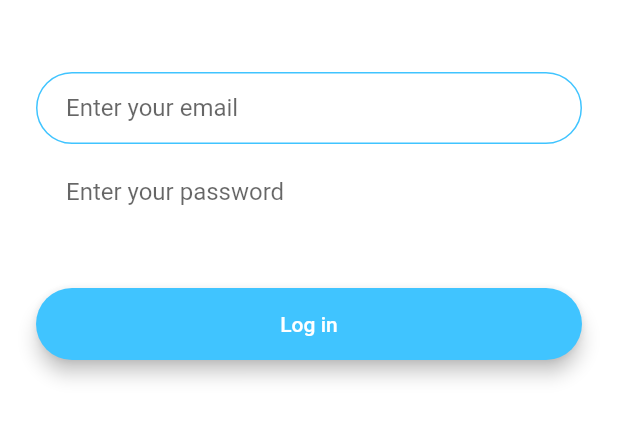
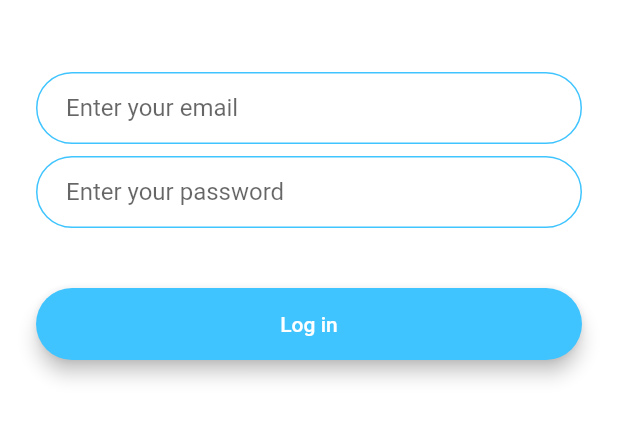
Before and after one commit to khramovw/flutter_appbrewery, a Flutter app: the screen it shows after launch, after a tap on "Log in", on a phone screen of 412 x 824 dp, the part 576-1018 px from its top. Run offline on Flutter 3.47's test engine with Material 2 defaults, Android fonts, the light colour scheme and no system bars; our stand-ins replace animated_text_kit.

Commit message:
add firebase services

```diff
--- a/lib/screens/login_screen.dart
+++ b/lib/screens/login_screen.dart
@@ -35,24 +35,7 @@ class _LoginScreenState extends State<LoginScreen> {
               onChanged: (value) {
                 //Do something with the user input.
               },
-              decoration: InputDecoration(
-                hintText: 'Enter your email',
-                contentPadding:
-                    EdgeInsets.symmetric(vertical: 10.0, horizontal: 20.0),
-                border: OutlineInputBorder(
-                  borderRadius: BorderRadius.all(Radius.circular(32.0)),
-                ),
-                enabledBorder: OutlineInputBorder(
-                  borderSide:
-                      BorderSide(color: Colors.lightBlueAccent, width: 1.0),
-                  borderRadius: BorderRadius.all(Radius.circular(32.0)),
-                ),
-                focusedBorder: OutlineInputBorder(
-                  borderSide:
-                      BorderSide(color: Colors.lightBlueAccent, width: 2.0),
-                  borderRadius: BorderRadius.all(Radius.circular(32.0)),
-                ),
-              ),
+              decoration: kTextFieldDecarations.copyWith(hintText: 'Enter your email'),
             ),
             SizedBox(
               height: 8.0,
@@ -61,7 +44,7 @@ class _LoginScreenState extends State<LoginScreen> {
               onChanged: (value) {
                 //Do something with the user input.
               },
-              decoration: kMessageTextFieldDecoration.copyWith(hintText: 'Enter your password')
+              decoration: kTextFieldDecarations.copyWith(hintText: 'Enter your password')
             ),
             SizedBox(
               height: 24.0,
--- a/lib/screens/registration_screen.dart
+++ b/lib/screens/registration_screen.dart
@@ -43,7 +43,7 @@ class _RegistrationScreenState extends State<RegistrationScreen> {
               onChanged: (value) {
                 //Do something with the user input.
               },
-              decoration: kMessageTextFieldDecoration.copyWith(hintText: 'Enter your password'),
+              decoration: kTextFieldDecarations.copyWith(hintText: 'Enter your password'),
             ),
             SizedBox(
               height: 24.0,
--- a/pubspec.yaml
+++ b/pubspec.yaml
@@ -12,7 +12,9 @@ dependencies:
 
   cupertino_icons: ^0.1.2
   animated_text_kit: ^2.2.0
-
+  firebase_core: ^0.5.0
+  firebase_auth: ^0.18.0+1
+  cloud_firestore: ^0.14.0+2
 
 dev_dependencies:
   flutter_test:
```
Also changed, not shown: pubspec.lock, 21 other files.
